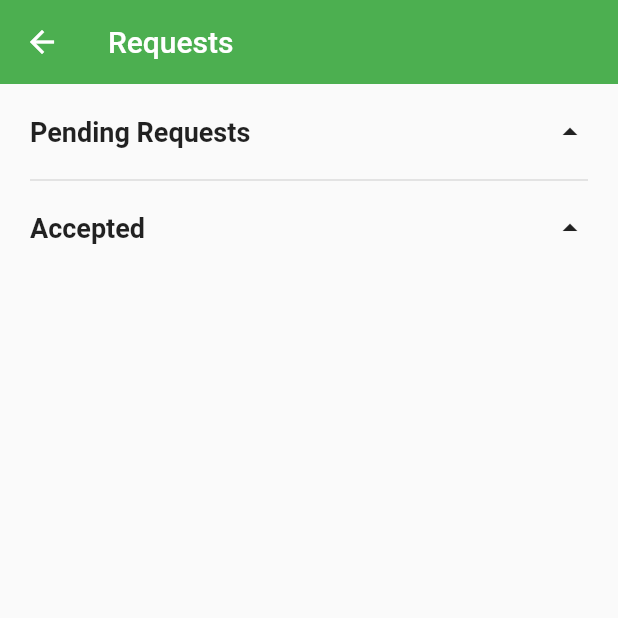
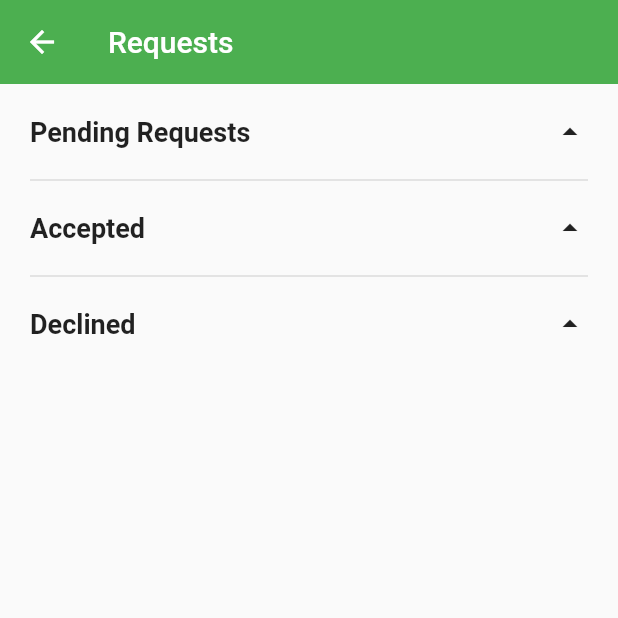
Before and after one commit to amna-kamran/Rentatouille-App, a Flutter app: the RenterRequestScreen screen opened directly, on a phone screen of 412 x 824 dp, the top half of it. Run offline on Flutter 3.47's test engine with Material 2 defaults, Android fonts, the phone set to English and light mode, and no system bars; our stand-ins replace carousel_slider, cloud_firestore, firebase_auth, firebase_core, flutter_form_builder, flutter_svg and 4 more; accounts and stored records are empty; network calls fail.

Commit message:
pending, declined, accepted requests categorized

```diff
--- a/lib/core/uploaded/dropdown.dart
+++ b/lib/core/uploaded/dropdown.dart
@@ -1,12 +1,13 @@
 import 'package:flutter/material.dart';
-import 'package:rentatouille/screens/home/renter/widgets/request/pending_request.dart';
 
 class CustomDropdown extends StatefulWidget {
   final String title;
+  final Widget child; // Add a child widget
 
   const CustomDropdown({
     Key? key,
     required this.title,
+    required this.child, // Accept a child widget
   }) : super(key: key);
 
   @override
@@ -54,8 +55,8 @@ class CustomDropdownState extends State<CustomDropdown> {
             ),
           ),
           if (isDropdownOpen)
-            const Flexible(
-              child: PendingRequestScreen(),
+            Flexible(
+              child: widget.child,
             ),
         ],
       ),
--- a/lib/screens/home/renter/widgets/request/renter_request.dart
+++ b/lib/screens/home/renter/widgets/request/renter_request.dart
@@ -1,6 +1,7 @@
 import 'package:flutter/material.dart';
 import 'package:rentatouille/constants/spaces.dart';
 import 'package:rentatouille/core/uploaded/dropdown.dart';
+import 'package:rentatouille/screens/home/renter/widgets/request/pending_request.dart';
 
 class RenterRequestScreen extends StatelessWidget {
   const RenterRequestScreen({super.key});
@@ -18,9 +19,20 @@ class RenterRequestScreen extends StatelessWidget {
           padding: EdgeInsets.all(20),
           child: Column(
             children: [
-              CustomDropdown(title: "Pending Requests"),
+              CustomDropdown(
+                title: "Pending Requests",
+                child: RequestScreen(isPending: true),
+              ),
               Spaces.divider,
-              CustomDropdown(title: "Accepted"),
+              CustomDropdown(
+                title: "Accepted",
+                child: RequestScreen(isAccepted: true),
+              ),
+              Spaces.divider,
+              CustomDropdown(
+                title: "Declined",
+                child: RequestScreen(isDeclined: true),
+              ),
             ],
           ),
         ),
--- a/lib/screens/home/widgets/uploaded properties/property_page.dart
+++ b/lib/screens/home/widgets/uploaded properties/property_page.dart
@@ -89,10 +89,12 @@ class PropertyPageScreen extends StatelessWidget {
                           Spaces.divider,
                           const CustomDropdown(
                             title: "Reviews",
+                            child: Spaces.h10,
                           ),
                           Spaces.h15,
                           const CustomDropdown(
                             title: "Q/A",
+                            child: Spaces.h10,
                           ),
                         ],
                       ),
```
Also changed, not shown: lib/screens/home/renter/widgets/request/pending_request.dart (+30 -9 lines), lib/screens/home/renter/widgets/request/request_tile.dart (+22 -6 lines).
